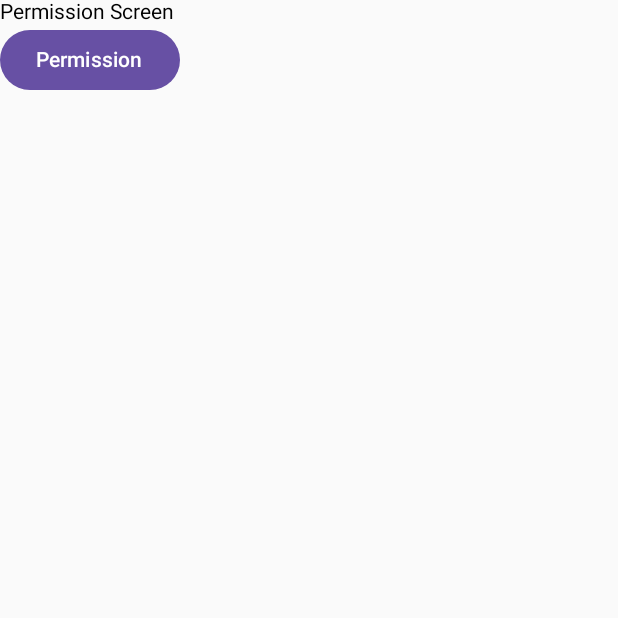
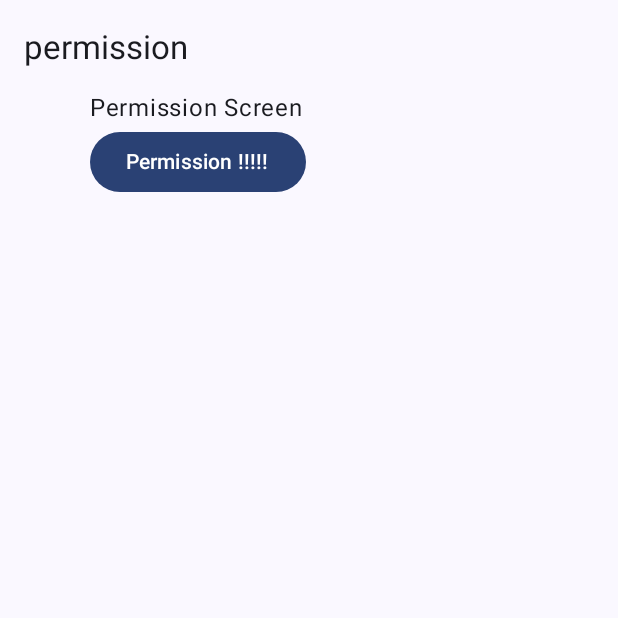
Before and after one commit to abdelhafidHadjadj/kotlin_checkin, an Android app built with Jetpack Compose: the screen it shows after launch (MainActivity), on a phone screen of 412 x 824 dp, the top half of it. Run offline under Robolectric (Android 15) with nearby library versions, the phone set to English and light mode, and no system bars.

Commit message:
make route navigation

```diff
--- /dev/null
+++ b/app/src/main/java/com/example/first_app/AppNavigation.kt
@@ -0,0 +1,37 @@
+package com.example.first_app
+
+import androidx.compose.foundation.layout.padding
+import androidx.compose.runtime.Composable
+import androidx.compose.ui.Modifier
+import androidx.compose.ui.unit.dp
+import androidx.navigation.NavHostController
+import androidx.navigation.compose.NavHost
+import androidx.navigation.compose.composable
+import androidx.navigation.compose.rememberNavController
+
+
+@Composable
+
+fun AppNavigation(navController: NavHostController, modifier: Modifier = Modifier){
+    NavHost(navController = navController,
+        startDestination = Routes.permissionScreen,
+        modifier = Modifier.padding(60.dp),
+        builder = {
+        composable(Routes.permissionScreen) {
+            PermissionScreen(navController)
+        }
+        composable(Routes.loginScreen) {
+            LoginScreen(navController)
+        }
+        composable(Routes.homeScreen) {
+            HomeScreen(navController)
+        }
+        composable(Routes.settingsScreen+"/{name}") {
+            val name = it.arguments?.getString("name")
+            SettingsScreen(name?: "no name")
+        }
+        composable(Routes.scannerScreen) {
+            ScannerScreen()
+        }
+    })
+}
--- a/app/src/main/java/com/example/first_app/MainActivity.kt
+++ b/app/src/main/java/com/example/first_app/MainActivity.kt
@@ -3,10 +3,13 @@
 import android.os.Bundle
 import androidx.activity.ComponentActivity
 import androidx.activity.compose.setContent
-import androidx.compose.material3.Text
-import androidx.navigation.compose.NavHost
-import androidx.navigation.compose.composable
+import androidx.compose.foundation.layout.fillMaxSize
+import androidx.compose.material3.MaterialTheme
+import androidx.compose.material3.Surface
+import androidx.compose.ui.Modifier
+
 import androidx.navigation.compose.rememberNavController
+import com.example.first_app.ui.theme.First_appTheme
 
 
 class MainActivity : ComponentActivity() {
@@ -14,24 +17,11 @@
         super.onCreate(savedInstanceState)
         setContent {
             val navController = rememberNavController()
-            NavHost(navController = navController, startDestination = Routes.permissionScreen, builder = {
-                composable(Routes.permissionScreen) {
-                    PermissionScreen(navController)
+            First_appTheme {
+                Surface(modifier = Modifier.fillMaxSize(), color = MaterialTheme.colorScheme.background) {
+                    MainScreen(navController)
                 }
-                composable(Routes.loginScreen) {
-                    LoginScreen(navController)
-                }
-                composable(Routes.homeScreen) {
-                    HomeScreen(navController)
-                }
-                composable(Routes.settingsScreen+"/{name}") {
-                    val name = it.arguments?.getString("name")
-                    SettingsScreen(name?: "no name")
-                }
-                composable(Routes.scannerScreen) {
-                    ScannerScreen()
-                }
-            })
+            }
         }
     }
 }
--- /dev/null
+++ b/app/src/main/java/com/example/first_app/MainScreen.kt
@@ -0,0 +1,59 @@
+package com.example.first_app
+
+import androidx.compose.foundation.layout.padding
+import androidx.compose.material3.ExperimentalMaterial3Api
+import androidx.compose.material3.Icon
+import androidx.compose.material3.NavigationBar
+import androidx.compose.material3.NavigationBarItem
+import androidx.compose.material3.Scaffold
+import androidx.compose.material3.Text
+import androidx.compose.material3.TopAppBar
+import androidx.compose.runtime.Composable
+import androidx.compose.runtime.getValue
+import androidx.compose.ui.Modifier
+import androidx.compose.ui.unit.dp
+import androidx.navigation.NavHostController
+import androidx.navigation.compose.currentBackStackEntryAsState
+
+@OptIn(ExperimentalMaterial3Api::class)
+@Composable
+fun MainScreen(navController: NavHostController) {
+
+    val navBackStackEntry by navController.currentBackStackEntryAsState()
+    val currentRoute = navBackStackEntry?.destination?.route
+
+    Scaffold(
+        topBar = {
+            TopAppBar(
+                title = { Text(text = "$currentRoute") }
+            )
+        },
+        bottomBar = {
+            if (currentRoute in bottomBarRoutes) {
+                NavigationBar {
+                    bottomNavigationItems.forEach { item ->
+                        NavigationBarItem(
+                            icon = { Icon(item.icon, contentDescription = null) },
+                            label = { Text(text = item.label) },
+                            selected = currentRoute == item.route,
+                            onClick = {
+                                if (currentRoute != item.route) {
+                                    navController.navigate(item.route) {
+                                        popUpTo(navController.graph.startDestinationId)
+                                        launchSingleTop = true
+                                    }
+                                }
+                            }
+                        )
+                    }
+                }
+            }
+        }
+    ) { innerPadding ->
+        AppNavigation(
+            navController = navController,
+            modifier = Modifier.padding(innerPadding).padding(50.dp)
+
+        )
+    }
+}
--- /dev/null
+++ b/app/src/main/java/com/example/first_app/NavigationBar.kt
@@ -0,0 +1,24 @@
+package com.example.first_app
+
+import androidx.compose.material.icons.Icons
+import androidx.compose.material.icons.filled.Add
+import androidx.compose.material.icons.filled.Home
+import androidx.compose.material.icons.filled.Settings
+
+import androidx.compose.ui.graphics.vector.ImageVector
+
+
+
+data class NavigationItem(
+    val route: String,
+    val label: String,
+    val icon: ImageVector
+)
+
+val bottomNavigationItems = listOf(
+    NavigationItem(Routes.homeScreen, "Home", Icons.Filled.Home),
+    NavigationItem(Routes.scannerScreen, "Scanner", Icons.Filled.Add),
+    NavigationItem(Routes.settingsScreen, "Settings", Icons.Filled.Settings),
+    )
+
+val bottomBarRoutes = setOf(Routes.homeScreen, Routes.scannerScreen, Routes.settingsScreen)
--- a/app/src/main/java/com/example/first_app/PermissionScreen.kt
+++ b/app/src/main/java/com/example/first_app/PermissionScreen.kt
@@ -1,19 +1,24 @@
 package com.example.first_app
 
 import androidx.compose.foundation.layout.Column
+import androidx.compose.foundation.layout.padding
 import androidx.compose.material3.Button
 import androidx.compose.material3.Text
 import androidx.compose.runtime.Composable
+import androidx.compose.ui.Modifier
+import androidx.compose.ui.unit.dp
 import androidx.navigation.NavController
 
 
 @Composable
 
 fun PermissionScreen(navController: NavController) {
-    Column {
+    Column (
+        modifier = Modifier
+    ){
         Text(text = "Permission Screen")
         Button(onClick = { navController.navigate("login") }) {
-            Text(text = "Permission")
+            Text(text = "Permission !!!!!")
         }
     }
 }
--- a/app/src/main/java/com/example/first_app/ui/theme/Theme.kt
+++ b/app/src/main/java/com/example/first_app/ui/theme/Theme.kt
@@ -1,5 +1,4 @@
 package com.example.first_app.ui.theme
-
 import android.app.Activity
 import android.os.Build
 import androidx.compose.foundation.isSystemInDarkTheme
@@ -9,7 +8,11 @@
 import androidx.compose.material3.dynamicLightColorScheme
 import androidx.compose.material3.lightColorScheme
 import androidx.compose.runtime.Composable
+import androidx.compose.runtime.SideEffect
+import androidx.compose.ui.graphics.toArgb
 import androidx.compose.ui.platform.LocalContext
+import androidx.compose.ui.platform.LocalView
+import androidx.core.view.WindowCompat
 
 private val DarkColorScheme = darkColorScheme(
     primary = Purple80,
@@ -49,6 +52,14 @@
         darkTheme -> DarkColorScheme
         else -> LightColorScheme
     }
+    val view = LocalView.current
+    if (!view.isInEditMode) {
+        SideEffect {
+            val window = (view.context as Activity).window
+            window.statusBarColor = colorScheme.primary.toArgb()
+            WindowCompat.getInsetsController(window, view).isAppearanceLightStatusBars = darkTheme
+        }
+    }
 
     MaterialTheme(
         colorScheme = colorScheme,
```
